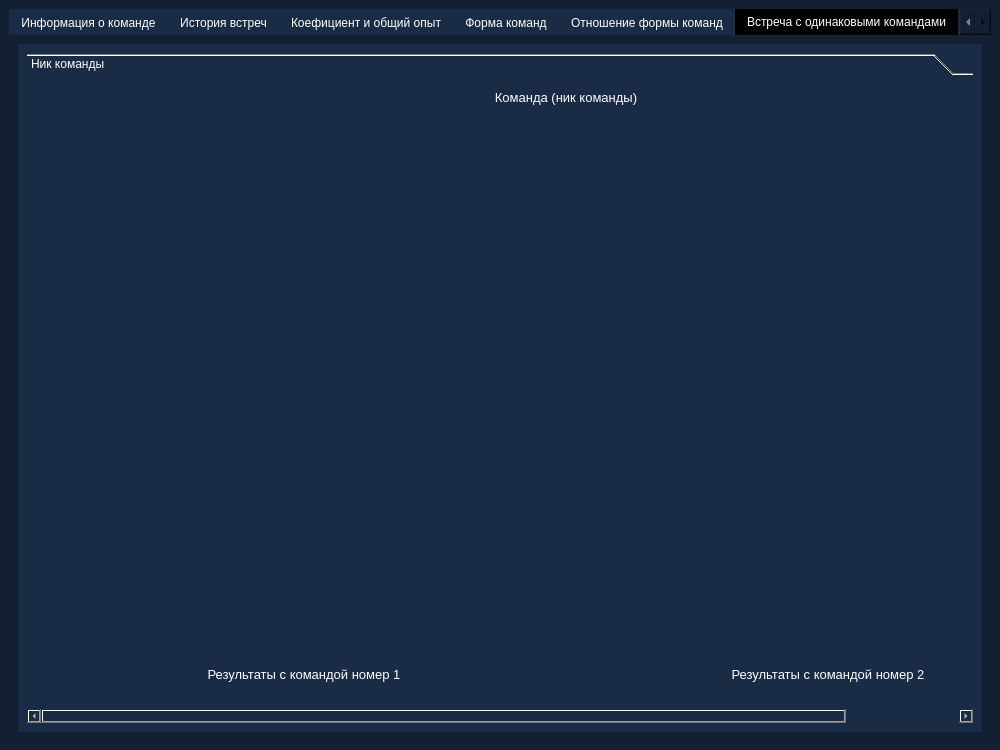
CodderLord/CS_GO_analythics, file qt/uis/main_window.ui: the form before one commit.
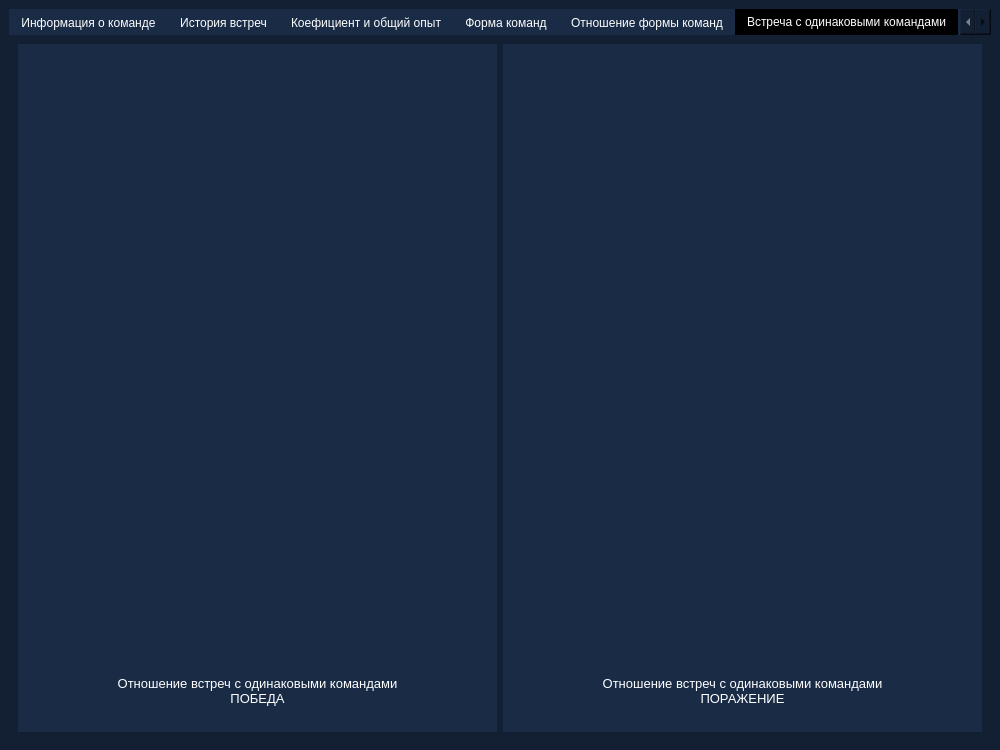
The form after the commit. The open tabs and pages were chosen to show the change.

Diff of the .ui file:
```diff
--- a/qt/uis/main_window.ui
+++ b/qt/uis/main_window.ui
@@ -1150,96 +1150,86 @@
           </property>
           <layout class="QGridLayout" name="gridLayout_23">
            <item row="0" column="0">
-            <widget class="QToolBox" name="tool_box_same_teams">
+            <widget class="QLabel" name="same_team_one_graphics">
+             <property name="minimumSize">
+              <size>
+               <width>0</width>
+               <height>600</height>
+              </size>
+             </property>
+             <property name="maximumSize">
+              <size>
+               <width>16777215</width>
+               <height>600</height>
+              </size>
+             </property>
+             <property name="text">
+              <string/>
+             </property>
+            </widget>
+           </item>
+           <item row="1" column="0">
+            <widget class="QLabel" name="label_same_team_one">
              <property name="styleSheet">
               <string notr="true">color: rgb(255, 255, 255);</string>
              </property>
-             <property name="currentIndex">
-              <number>0</number>
+             <property name="text">
+              <string>&lt;html&gt;&lt;head/&gt;&lt;body&gt;&lt;p align=&quot;center&quot;&gt;&lt;span style=&quot; font-size:10pt;&quot;&gt;Отношение встреч с одинаковыми командами &lt;br/&gt;ПОБЕДА&lt;/span&gt;&lt;/p&gt;&lt;/body&gt;&lt;/html&gt;</string>
              </property>
-             <widget class="QWidget" name="page">
-              <property name="geometry">
-               <rect>
-                <x>0</x>
-                <y>0</y>
-                <width>1095</width>
-                <height>622</height>
-               </rect>
-              </property>
-              <attribute name="label">
-               <string>Ник команды</string>
-              </attribute>
-              <layout class="QGridLayout" name="gridLayout_24">
-               <item row="1" column="0">
-                <widget class="QGroupBox" name="same_teams_content_box">
-                 <property name="title">
-                  <string/>
-                 </property>
-                 <layout class="QGridLayout" name="gridLayout_25">
-                  <item row="1" column="0">
-                   <widget class="QGroupBox" name="first_same_teams_box">
-                    <property name="title">
-                     <string/>
-                    </property>
-                    <layout class="QGridLayout" name="gridLayout_26">
-                     <item row="1" column="0">
-                      <widget class="QGraphicsView" name="graphics_first_same_team">
-                       <property name="minimumSize">
-                        <size>
-                         <width>500</width>
-                         <height>500</height>
-                        </size>
-                       </property>
-                      </widget>
-                     </item>
-                     <item row="2" column="0">
-                      <widget class="QLabel" name="first_same_teams_label">
-                       <property name="text">
-                        <string>&lt;html&gt;&lt;head/&gt;&lt;body&gt;&lt;p align=&quot;center&quot;&gt;&lt;span style=&quot; font-size:10pt;&quot;&gt;Результаты с командой номер 1&lt;/span&gt;&lt;/p&gt;&lt;/body&gt;&lt;/html&gt;</string>
-                       </property>
-                      </widget>
-                     </item>
-                    </layout>
-                   </widget>
-                  </item>
-                  <item row="1" column="1">
-                   <widget class="QGroupBox" name="second_same_teams_box">
-                    <property name="title">
-                     <string/>
-                    </property>
-                    <layout class="QGridLayout" name="gridLayout_27">
-                     <item row="2" column="0">
-                      <widget class="QLabel" name="second_same_teams_label">
-                       <property name="text">
-                        <string>&lt;html&gt;&lt;head/&gt;&lt;body&gt;&lt;p align=&quot;center&quot;&gt;&lt;span style=&quot; font-size:10pt;&quot;&gt;Результаты с командой номер 2&lt;/span&gt;&lt;/p&gt;&lt;/body&gt;&lt;/html&gt;</string>
-                       </property>
-                      </widget>
-                     </item>
-                     <item row="1" column="0">
-                      <widget class="QGraphicsView" name="graphics_second_same_team">
-                       <property name="minimumSize">
-                        <size>
-                         <width>500</width>
-                         <height>500</height>
-                        </size>
-                       </property>
-                      </widget>
-                     </item>
-                    </layout>
-                   </widget>
-                  </item>
-                 </layout>
-                </widget>
-               </item>
-               <item row="0" column="0">
-                <widget class="QLabel" name="label_7">
-                 <property name="text">
-                  <string>&lt;html&gt;&lt;head/&gt;&lt;body&gt;&lt;p align=&quot;center&quot;&gt;&lt;span style=&quot; font-size:10pt;&quot;&gt;Команда (ник команды)&lt;/span&gt;&lt;/p&gt;&lt;/body&gt;&lt;/html&gt;</string>
-                 </property>
-                </widget>
-               </item>
-              </layout>
-             </widget>
+            </widget>
+           </item>
+          </layout>
+         </widget>
+        </item>
+        <item row="0" column="1">
+         <widget class="QGroupBox" name="groupBox">
+          <property name="minimumSize">
+           <size>
+            <width>0</width>
+            <height>600</height>
+           </size>
+          </property>
+          <property name="maximumSize">
+           <size>
+            <width>16777215</width>
+            <height>16777215</height>
+           </size>
+          </property>
+          <property name="styleSheet">
+           <string notr="true">background-color: rgb(25, 43, 69);
+border: rgb(25, 43, 69);</string>
+          </property>
+          <property name="title">
+           <string/>
+          </property>
+          <layout class="QGridLayout" name="gridLayout_24">
+           <item row="0" column="0">
+            <widget class="QLabel" name="same_team_two_graphics">
+             <property name="minimumSize">
+              <size>
+               <width>0</width>
+               <height>600</height>
+              </size>
+             </property>
+             <property name="maximumSize">
+              <size>
+               <width>16777215</width>
+               <height>600</height>
+              </size>
+             </property>
+             <property name="text">
+              <string/>
+             </property>
+            </widget>
+           </item>
+           <item row="1" column="0">
+            <widget class="QLabel" name="label_same_team_two">
+             <property name="styleSheet">
+              <string notr="true">color: rgb(255, 255, 255);</string>
+             </property>
+             <property name="text">
+              <string>&lt;html&gt;&lt;head/&gt;&lt;body&gt;&lt;p align=&quot;center&quot;&gt;&lt;span style=&quot; font-size:10pt;&quot;&gt;Отношение встреч с одинаковыми командами &lt;br/&gt;ПОРАЖЕНИЕ&lt;/span&gt;&lt;/p&gt;&lt;/body&gt;&lt;/html&gt;</string>
+             </property>
             </widget>
            </item>
           </layout>
```
Left out of the diff: 57 changed lines with no effect on the pictures.
